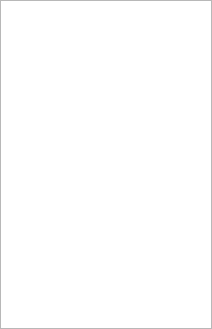
Above: branches/dev_metacontacts/src/plugins/messagewidgets/receiverswidget.ui from vacuum-im/vacuum-im before the change. Below: the same form after it.
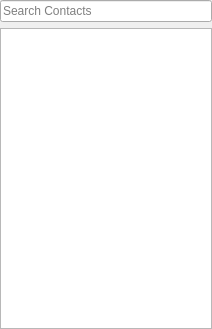
That is the form after the change. Custom widgets are drawn as their Qt base class.

Patch:
```diff
--- a/branches/dev_metacontacts/src/plugins/messagewidgets/receiverswidget.ui
+++ b/branches/dev_metacontacts/src/plugins/messagewidgets/receiverswidget.ui
@@ -14,6 +14,13 @@
    <property name="margin">
     <number>0</number>
    </property>
+   <item>
+    <widget class="SearchLineEdit" name="sleSearch">
+     <property name="placeholderText">
+      <string>Search Contacts</string>
+     </property>
+    </widget>
+   </item>
    <item>
     <widget class="QTreeView" name="trvReceivers">
      <property name="contextMenuPolicy">
@@ -23,14 +30,11 @@
       <set>QAbstractItemView::NoEditTriggers</set>
      </property>
      <property name="indentation">
-      <number>10</number>
+      <number>6</number>
      </property>
      <property name="rootIsDecorated">
       <bool>false</bool>
      </property>
-     <property name="sortingEnabled">
-      <bool>true</bool>
-     </property>
      <property name="allColumnsShowFocus">
       <bool>true</bool>
      </property>
@@ -42,6 +46,13 @@
   </layout>
  </widget>
  <layoutdefault spacing="6" margin="11"/>
+ <customwidgets>
+  <customwidget>
+   <class>SearchLineEdit</class>
+   <extends>QLineEdit</extends>
+   <header location="global">utils/searchlineedit.h</header>
+  </customwidget>
+ </customwidgets>
  <resources/>
  <connections/>
 </ui>
```
